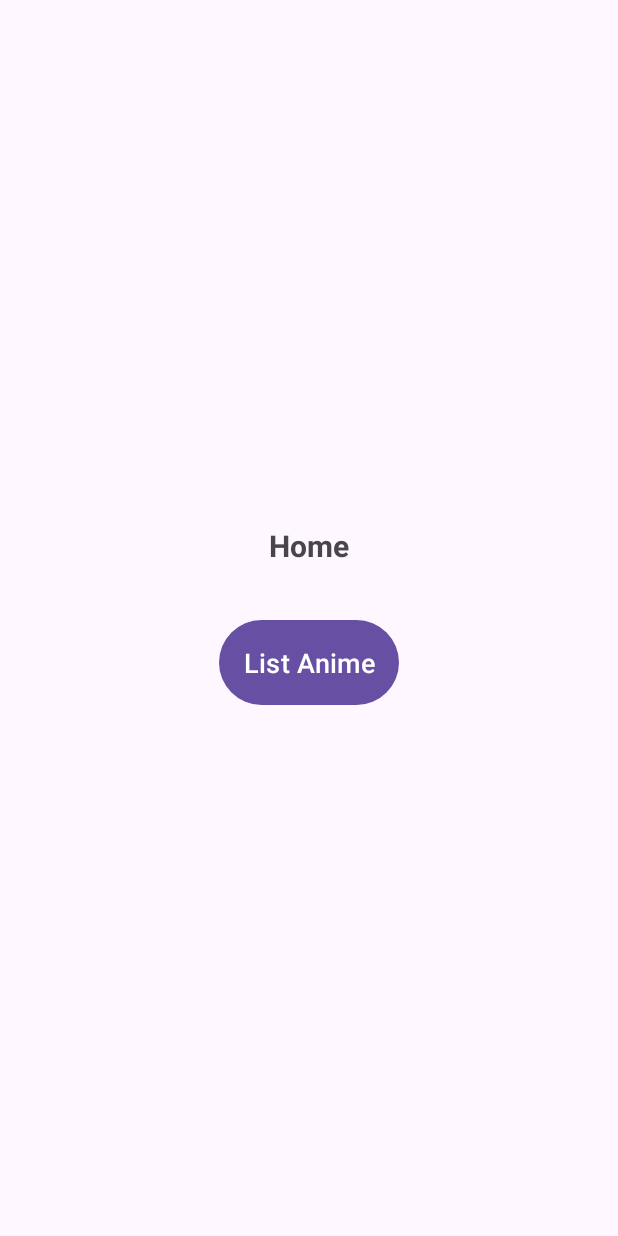
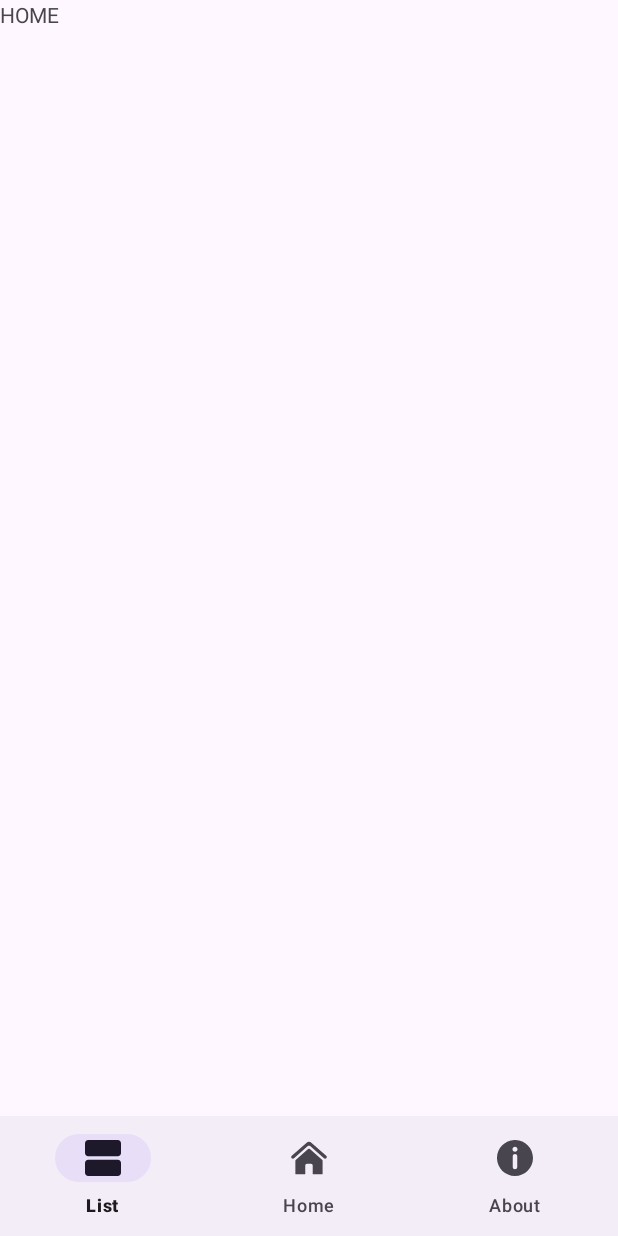
Before and after one commit to teresanaomii/animedxd, an Android app: the screen it shows after launch (MainActivity), on a phone screen of 412 x 824 dp. Run offline under Robolectric (Android 15) with nearby library versions, the phone set to English and light mode, and no system bars.

Commit message:
feat: add navigation bar

```diff
--- a/app/build.gradle.kts
+++ b/app/build.gradle.kts
@@ -25,6 +25,10 @@ android {
             )
         }
     }
+
+    buildFeatures{
+        viewBinding = true
+    }
     compileOptions {
         sourceCompatibility = JavaVersion.VERSION_1_8
         targetCompatibility = JavaVersion.VERSION_1_8
--- /dev/null
+++ b/app/src/main/java/com/wesleyaldrich/animedxd/HomeFragment.java
@@ -0,0 +1,64 @@
+package com.wesleyaldrich.animedxd;
+
+import android.os.Bundle;
+
+import androidx.fragment.app.Fragment;
+
+import android.view.LayoutInflater;
+import android.view.View;
+import android.view.ViewGroup;
+
+/**
+ * A simple {@link Fragment} subclass.
+ * Use the {@link HomeFragment#newInstance} factory method to
+ * create an instance of this fragment.
+ */
+public class HomeFragment extends Fragment {
+
+    // TODO: Rename parameter arguments, choose names that match
+    // the fragment initialization parameters, e.g. ARG_ITEM_NUMBER
+    private static final String ARG_PARAM1 = "param1";
+    private static final String ARG_PARAM2 = "param2";
+
+    // TODO: Rename and change types of parameters
+    private String mParam1;
+    private String mParam2;
+
+    public HomeFragment() {
+        // Required empty public constructor
+    }
+
+    /**
+     * Use this factory method to create a new instance of
+     * this fragment using the provided parameters.
+     *
+     * @param param1 Parameter 1.
+     * @param param2 Parameter 2.
+     * @return A new instance of fragment HomeFragment.
+     */
+    // TODO: Rename and change types and number of parameters
+    public static HomeFragment newInstance(String param1, String param2) {
+        HomeFragment fragment = new HomeFragment();
+        Bundle args = new Bundle();
+        args.putString(ARG_PARAM1, param1);
+        args.putString(ARG_PARAM2, param2);
+        fragment.setArguments(args);
+        return fragment;
+    }
+
+    @Override
+    public void onCreate(Bundle savedInstanceState) {
+        super.onCreate(savedInstanceState);
+        if (getArguments() != null) {
+            mParam1 = getArguments().getString(ARG_PARAM1);
+            mParam2 = getArguments().getString(ARG_PARAM2);
+        }
+    }
+
+    @Override
+    public View onCreateView(LayoutInflater inflater, ViewGroup container,
+                             Bundle savedInstanceState) {
+        // Inflate the layout for this fragment
+        return inflater.inflate(R.layout.fragment_home, container, false);
+    }
+}
--- a/app/src/main/java/com/wesleyaldrich/animedxd/MainActivity.java
+++ b/app/src/main/java/com/wesleyaldrich/animedxd/MainActivity.java
@@ -1,28 +1,56 @@
 package com.wesleyaldrich.animedxd;
 
-import android.content.Intent;
 import android.os.Bundle;
-import android.view.View;
-import android.widget.Button;
+import androidx.appcompat.app.AppCompatActivity;
+import androidx.fragment.app.Fragment;
+import androidx.fragment.app.FragmentManager;
+import androidx.fragment.app.FragmentTransaction;
 
-import androidx.appcompat.app.AppCompatActivity;
+import com.wesleyaldrich.animedxd.databinding.ActivityMainBinding;
 
 public class MainActivity extends AppCompatActivity {
+
+    private ActivityMainBinding binding;
 
     @Override
     protected void onCreate(Bundle savedInstanceState) {
         super.onCreate(savedInstanceState);
-        setContentView(R.layout.activity_main);
+        binding = ActivityMainBinding.inflate(getLayoutInflater());
+        setContentView(binding.getRoot());
 
-        Button btnOpenAnimeList = findViewById(R.id.btnOpenAnimeList);
+        // Atur fragment default saat activity pertama kali dibuat
+        if (savedInstanceState == null) {
+            loadFragment(new HomeFragment());
+        }
 
-        btnOpenAnimeList.setOnClickListener(new View.OnClickListener() {
-            @Override
-            public void onClick(View view) {
-                // Buat Intent untuk memulai AnimeListActivity
-                Intent intent = new Intent(MainActivity.this, AnimeListActivity.class);
-                startActivity(intent); // Mulai Activity baru
+        binding.bottomNavigationView.setOnItemSelectedListener(item -> {
+            int itemId = item.getItemId();
+
+            if (itemId == R.id.home) {
+                loadFragment(new HomeFragment());
+                return true;
+            } else if (itemId == R.id.list) {
+                loadFragment(new ListFragment());
+                return true;
+            } else if (itemId == R.id.about) {
+                loadFragment(new AboutFragment());
+                return true;
             }
+            return false;
         });
     }
+
+    private void loadFragment(Fragment fragment) {
+        // Mendapatkan FragmentManager
+        FragmentManager fragmentManager = getSupportFragmentManager();
+
+        // Memulai transaksi fragment
+        FragmentTransaction fragmentTransaction = fragmentManager.beginTransaction();
+
+        // Mengganti fragment di dalam container
+        fragmentTransaction.replace(R.id.frame_layout, fragment);
+
+        // Commit transaksi
+        fragmentTransaction.commit();
+    }
 }
--- /dev/null
+++ b/app/src/main/res/drawable/ic_about.xml
@@ -0,0 +1,10 @@
+<vector xmlns:android="http://schemas.android.com/apk/res/android"
+    android:width="1080dp"
+    android:height="1080dp"
+    android:viewportWidth="810"
+    android:viewportHeight="810">
+  <path
+      android:pathData="M404.88,-0.16C628.58,-0.16 809.92,181.18 809.92,404.88C809.92,628.58 628.58,809.92 404.88,809.92C181.18,809.92 -0.16,628.58 -0.16,404.88C-0.16,181.18 181.18,-0.16 404.88,-0.16ZM455.58,366.59L455.58,607.58C455.58,674.63 354.19,674.63 354.19,607.58L354.19,366.59C354.19,299.55 455.58,299.55 455.58,366.59ZM404.88,151.85C436.16,151.85 461.55,177.19 461.55,208.51C461.55,239.79 436.16,265.17 404.88,265.17C373.61,265.17 348.22,239.79 348.22,208.51C348.22,177.19 373.61,151.85 404.88,151.85ZM404.88,151.85"
+      android:fillColor="#d4d4d4"
+      android:fillType="evenOdd"/>
+</vector>
--- /dev/null
+++ b/app/src/main/res/drawable/ic_home.xml
@@ -0,0 +1,18 @@
+<vector xmlns:android="http://schemas.android.com/apk/res/android"
+    android:width="1090dp"
+    android:height="1090dp"
+    android:viewportWidth="810"
+    android:viewportHeight="810">
+  <group>
+    <clip-path
+        android:pathData="M94.33,190L715,190L715,776.66L94.33,776.66ZM94.33,190"/>
+    <path
+        android:pathData="M711.47,454.43L418.23,195.4C410.63,188.68 399.21,188.68 391.61,195.4L98.37,454.43C96.21,456.34 94.98,459.08 94.98,461.96L94.98,766.63C94.98,772.18 99.48,776.68 105.03,776.68L311.16,776.68C316.7,776.68 321.21,772.18 321.21,766.63L321.21,572.04C321.21,549.84 339.2,531.84 361.4,531.84L448.44,531.84C470.64,531.84 488.63,549.84 488.63,572.04L488.63,766.63C488.63,772.18 493.14,776.68 498.68,776.68L704.81,776.68C710.36,776.68 714.86,772.18 714.86,766.63L714.86,461.96C714.86,459.08 713.63,456.34 711.47,454.43"
+        android:fillColor="#d4d4d4"
+        android:fillType="nonZero"/>
+  </group>
+  <path
+      android:pathData="M792.25,353.92L457.99,60.15C427.63,33.48 382.2,33.48 351.85,60.15L17.59,353.92C1.11,368.41 0.29,393.79 15.8,409.31C29.98,423.48 52.73,424.2 67.76,410.95L378.36,137.39C393.54,124.02 416.3,124.02 431.48,137.39L742.08,410.95C757.12,424.2 779.86,423.48 794.04,409.31C809.55,393.79 808.73,368.4 792.25,353.92"
+      android:fillColor="#d4d4d4"
+      android:fillType="nonZero"/>
+</vector>
--- /dev/null
+++ b/app/src/main/res/drawable/ic_list.xml
@@ -0,0 +1,14 @@
+<vector xmlns:android="http://schemas.android.com/apk/res/android"
+    android:width="1080dp"
+    android:height="1080dp"
+    android:viewportWidth="810"
+    android:viewportHeight="810">
+  <path
+      android:pathData="M737.38,446.9L72.62,446.9C32.12,446.9 0,479.02 0,519.52L0,737.38C0,777.88 32.12,810 72.62,810L737.38,810C777.88,810 810,777.88 810,737.38L810,519.52C810,479.02 777.88,446.9 737.38,446.9ZM737.38,446.9"
+      android:fillColor="#d4d4d4"
+      android:fillType="nonZero"/>
+  <path
+      android:pathData="M737.38,0L72.62,0C32.12,0 0,32.12 0,72.62L0,290.48C0,330.98 32.12,363.1 72.62,363.1L737.38,363.1C777.88,363.1 810,330.98 810,290.48L810,72.62C810,32.12 777.88,0 737.38,0ZM737.38,0"
+      android:fillColor="#d4d4d4"
+      android:fillType="nonZero"/>
+</vector>
--- a/app/src/main/res/layout/activity_main.xml
+++ b/app/src/main/res/layout/activity_main.xml
@@ -1,28 +1,48 @@
 <?xml version="1.0" encoding="utf-8"?>
-<LinearLayout
+<androidx.constraintlayout.widget.ConstraintLayout
     xmlns:android="http://schemas.android.com/apk/res/android"
     xmlns:app="http://schemas.android.com/apk/res-auto"
     xmlns:tools="http://schemas.android.com/tools"
     android:layout_width="match_parent"
     android:layout_height="match_parent"
-    android:orientation="vertical"
-    android:gravity="center"
     tools:context=".MainActivity">
 
-    <TextView
-        android:layout_width="wrap_content"
-        android:layout_height="wrap_content"
-        android:text="Home"
-        android:textSize="20sp"
-        android:textStyle="bold"
-        android:layout_marginBottom="32dp"/>
+<!--    <TextView-->
+<!--        android:layout_width="wrap_content"-->
+<!--        android:layout_height="wrap_content"-->
+<!--        android:text="Home"-->
+<!--        android:textSize="20sp"-->
+<!--        android:textStyle="bold"-->
+<!--        android:layout_marginBottom="32dp"/>-->
 
-    <Button
-        android:id="@+id/btnOpenAnimeList"
-        android:layout_width="wrap_content"
-        android:layout_height="wrap_content"
-        android:text="List Anime"
-        android:padding="16dp"
-        android:textSize="18sp"/>
+<!--    <Button-->
+<!--        android:id="@+id/btnOpenAnimeList"-->
+<!--        android:layout_width="wrap_content"-->
+<!--        android:layout_height="wrap_content"-->
+<!--        android:text="List Anime"-->
+<!--        android:padding="16dp"-->
+<!--        android:textSize="18sp"/>-->
 
-</LinearLayout>
+    <FrameLayout
+        android:id="@+id/frame_layout"
+        android:layout_width="0dp"
+        android:layout_height="match_parent"
+        app:layout_constraintBottom_toTopOf="parent"
+        app:layout_constraintTop_toTopOf="parent"
+        app:layout_constraintEnd_toEndOf="parent"
+        app:layout_constraintStart_toStartOf="parent"/>
+
+        <com.google.android.material.bottomnavigation.BottomNavigationView
+            android:id="@+id/bottomNavigationView"
+            android:layout_width="match_parent"
+            android:layout_height="wrap_content"
+            app:layout_constraintBottom_toBottomOf="parent"
+            app:layout_constraintEnd_toEndOf="parent"
+            app:layout_constraintStart_toStartOf="parent"
+            app:menu="@menu/bottom_nav_menu">
+
+
+
+        </com.google.android.material.bottomnavigation.BottomNavigationView>
+
+</androidx.constraintlayout.widget.ConstraintLayout>
--- /dev/null
+++ b/app/src/main/res/layout/fragment_home.xml
@@ -0,0 +1,14 @@
+<?xml version="1.0" encoding="utf-8"?>
+<FrameLayout xmlns:android="http://schemas.android.com/apk/res/android"
+    xmlns:tools="http://schemas.android.com/tools"
+    android:layout_width="match_parent"
+    android:layout_height="match_parent"
+    tools:context=".HomeFragment">
+
+    <!-- TODO: Update blank fragment layout -->
+    <TextView
+        android:layout_width="match_parent"
+        android:layout_height="match_parent"
+        android:text="HOME" />
+
+</FrameLayout>
--- /dev/null
+++ b/app/src/main/res/menu/bottom_nav_menu.xml
@@ -0,0 +1,13 @@
+<?xml version="1.0" encoding="utf-8"?>
+<menu xmlns:android="http://schemas.android.com/apk/res/android">
+
+    <item android:title="List"
+        android:icon="@drawable/ic_list"
+        android:id="@+id/list"/>
+    <item android:title="Home"
+        android:icon="@drawable/ic_home"
+        android:id="@+id/home"/>
+    <item android:title="About"
+        android:icon="@drawable/ic_about"
+        android:id="@+id/about"/>
+</menu>
--- a/app/src/main/res/values/strings.xml
+++ b/app/src/main/res/values/strings.xml
@@ -1,3 +1,5 @@
 <resources>
     <string name="app_name">Animedxd</string>
+    <!-- TODO: Remove or change this placeholder text -->
+    <string name="hello_blank_fragment">Hello blank fragment</string>
 </resources>
```
Also changed, not shown: app/src/main/java/com/wesleyaldrich/animedxd/AboutFragment.java (added, +64 -0 lines), app/src/main/java/com/wesleyaldrich/animedxd/ListFragment.java (added, +64 -0 lines), app/src/main/res/layout/fragment_about.xml (added, +14 -0 lines), app/src/main/res/layout/fragment_list.xml (added, +14 -0 lines).
